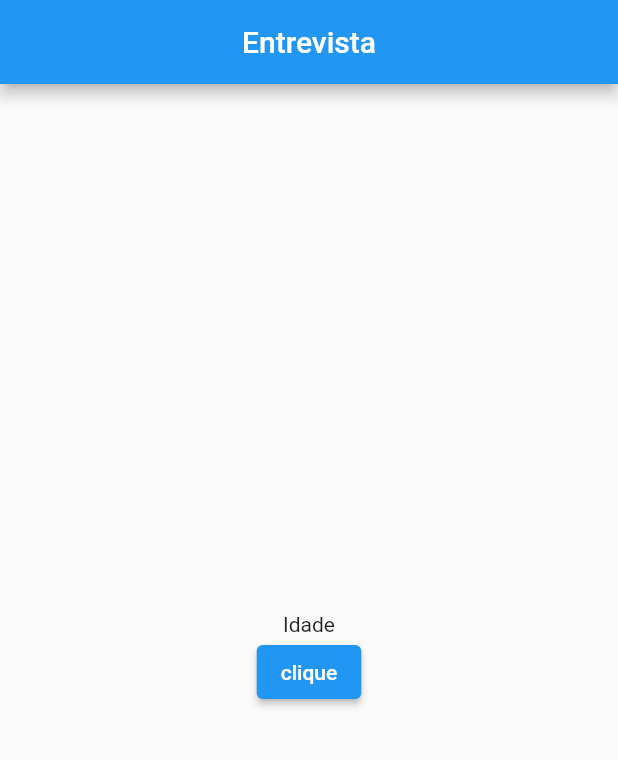
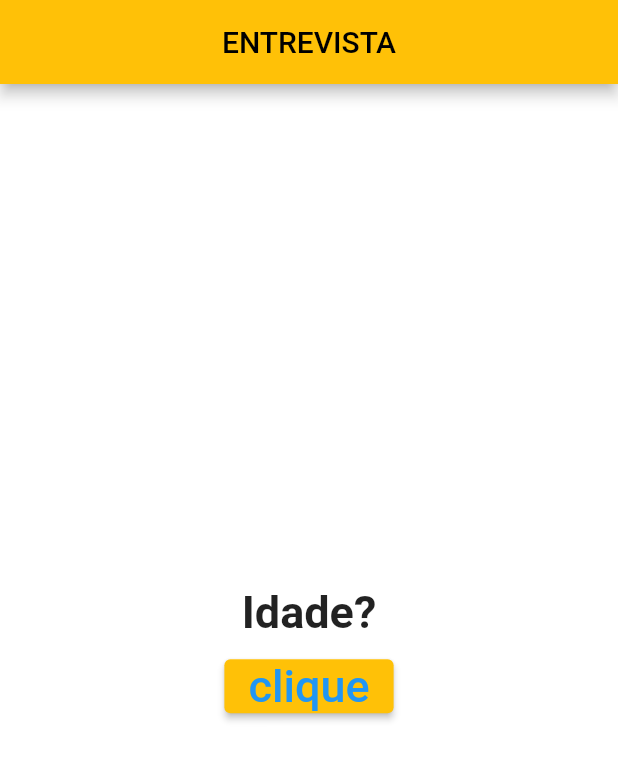
Before and after one commit to eudesadvento/aulas-flutter, a Flutter app: the screen it shows after launch, after a tap on "clique", on a phone screen of 412 x 824 dp. Shown: the top 760 px of the screen. Run offline on Flutter 3.47's test engine with Material 2 defaults, Android fonts, the phone set to English and light mode, and no system bars.

Commit message:
CRIANDO O APP

```diff
--- a/aula/lib/main.dart
+++ b/aula/lib/main.dart
@@ -6,44 +6,59 @@ void main() {
 
 class Eudes extends StatefulWidget {
   @override
-  State<StatefulWidget> createState() {
-    return Silva();
-  }
+  State<StatefulWidget> createState() => Eudeslima();
 }
 
-class Silva extends State<Eudes> {
-  var pesquisa = 0;
-  void lista() {
+class Eudeslima extends State<Eudes> {
+  var indice = 0;
+  void listagem() {
     setState(() {
-      pesquisa++;
+      indice++;
     });
   }
 
   @override
-  Widget build(Object context) {
-    final resposta = [
-      'Seu nome',
-      'Idade',
-      'Data de nascimento',
-      'Bairro',
+  Widget build(BuildContext context) {
+    var perguntas = [
+      'Nome?',
+      'Idade?',
+      'Telefone?',
+      'Bairro?',
+      'Endereço?',
     ];
+
     return MaterialApp(
+      theme: ThemeData.from(
+        colorScheme: ColorScheme.fromSwatch(primarySwatch: Colors.amber),
+      ),
       home: Scaffold(
         appBar: AppBar(
-        title: Center(child: Text('Entrevista')),
+          title: Center(child: const Text('ENTREVISTA')),
         ),
         body: Center(
           child: Column(
             mainAxisAlignment: MainAxisAlignment.center,
             children: [
-            Text(resposta[pesquisa]),
-            ElevatedButton(onPressed: lista, child: Text('clique'))
+              Text(
+                perguntas[indice],
+                style: TextStyle(fontSize: 30, fontWeight: FontWeight.bold),
+              ),
+              Padding(
+                padding: const EdgeInsets.all(8.0),
+                child: ElevatedButton(
+                  onPressed: listagem,
+                  child: const Text('clique',style: TextStyle(fontSize: 30),),
+                  style: ButtonStyle  (foregroundColor:MaterialStateProperty.all(Colors.blue)),
+                ),
+              )
             ],
           ),
         ),
-    ));
+      ),
+    );
   }
 }
+
 
 
 
```
Lines whose indentation alone changed are shown as unchanged.
